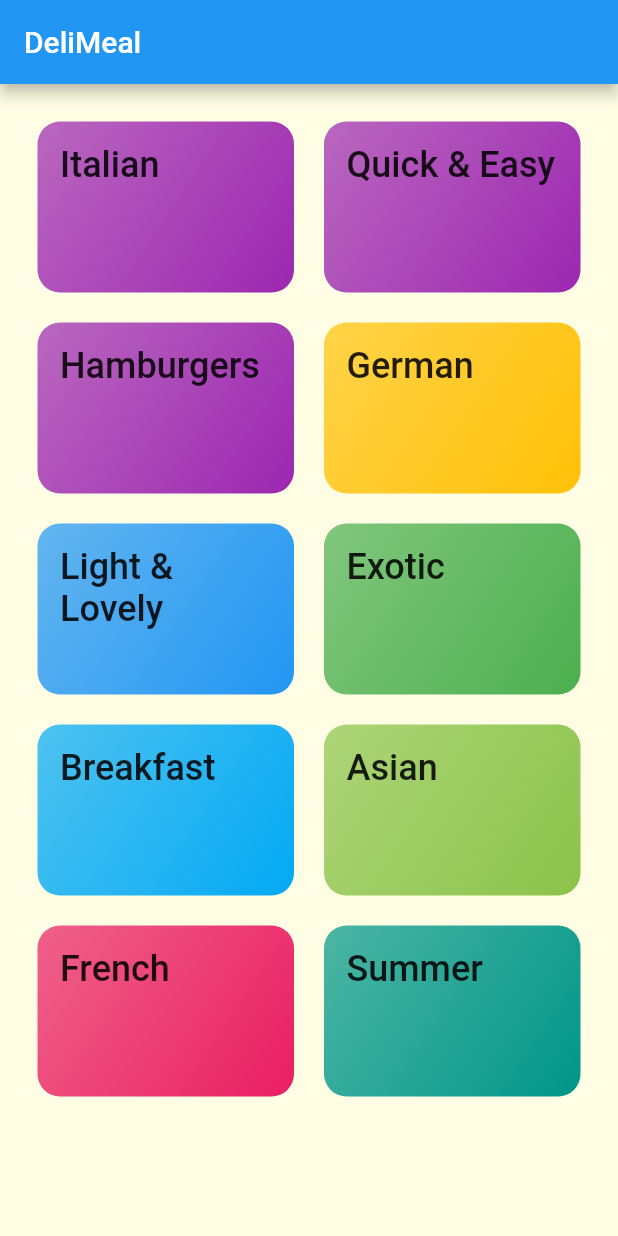
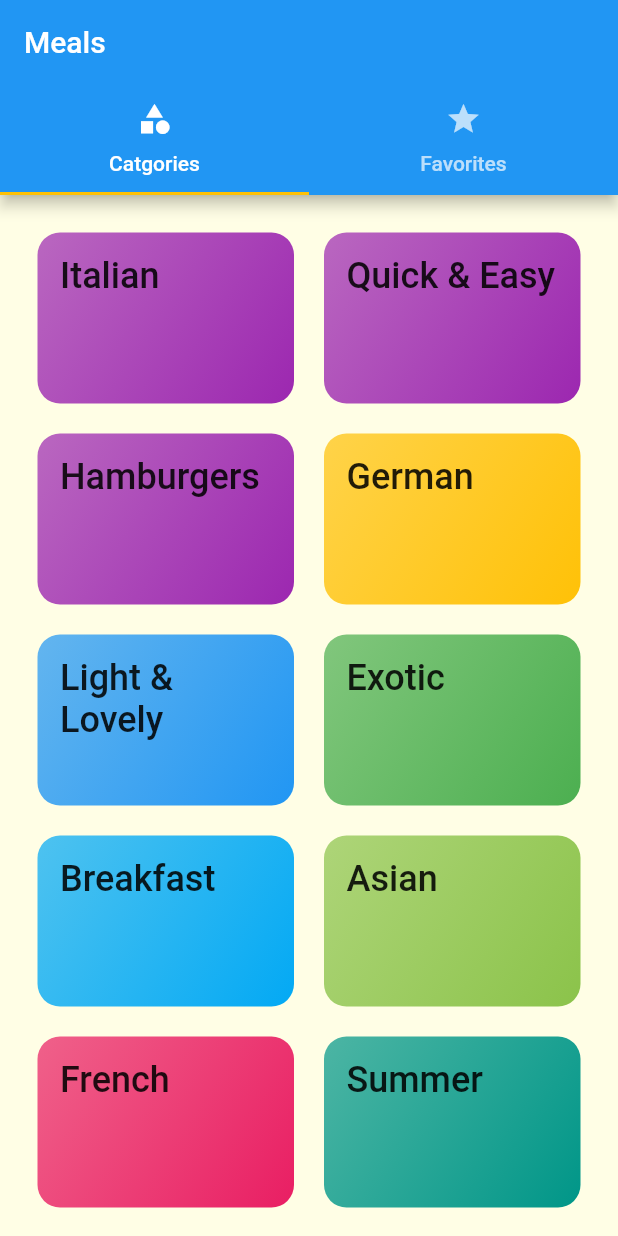
Before and after one commit to mricky/flutter_multipe_screen, a Flutter app: the screen it shows after launch, on a phone screen of 412 x 824 dp. Run offline on Flutter 3.47's test engine with Material 2 defaults, Android fonts, the phone set to English and light mode, and no system bars; Roboto replaces fonts that are missing (RobotoCondensed).

Commit message:
Adding a TabBar to the AppBar

```diff
--- a/lib/main.dart
+++ b/lib/main.dart
@@ -1,4 +1,5 @@
 import 'package:flutter/material.dart';
+import './screens/tabs_screen.dart';
 import './screens/category_meals_screen.dart';
 import './screens/categories_screen.dart';
 import './screens/meal_detail.dart';
@@ -28,9 +29,10 @@ class MyApp extends StatelessWidget {
              fontFamily: 'RobotoCondensed')
          )
        ),
-       home: CategoriesScreen(),
+      // home: CategoriesScreen(),
        initialRoute: '/',
        routes: {
+         '/': (ctx) => TabsScreen(),
          // cara 1
          '/category-meals': (context) => CatergoryMealsScreen(),
          // cara 2
--- a/lib/screens/categories_screen.dart
+++ b/lib/screens/categories_screen.dart
@@ -8,9 +8,9 @@ class CategoriesScreen extends StatelessWidget {
   @override
   Widget build(BuildContext context) {
     return Scaffold(
-      appBar: AppBar(
-        title: const Text('DeliMeal'),
-      ),
+      // appBar: AppBar(
+      //   title: const Text('DeliMeal'),
+      // ),
       body: GridView(
       padding: EdgeInsets.all(25),
       children: DUMMY_CATEGORIES.map((
--- /dev/null
+++ b/lib/screens/favorites_screen.dart
@@ -0,0 +1,10 @@
+import 'package:flutter/material.dart';
+
+class FavoritesScreen extends StatelessWidget {
+  @override
+  Widget build(BuildContext context) {
+    return Center(
+      child: Text('The Favorites'),
+    );
+  }
+}
--- /dev/null
+++ b/lib/screens/tabs_screen.dart
@@ -0,0 +1,42 @@
+import 'package:flutter/material.dart';
+import 'package:flutter_multipe_screen/screens/categories_screen.dart';
+import 'package:flutter_multipe_screen/screens/favorites_screen.dart';
+import './categories_screen.dart';
+class TabsScreen extends StatefulWidget {
+  @override
+  _TabsScreenState createState() => _TabsScreenState();
+}
+
+class _TabsScreenState extends State<TabsScreen> {
+  @override
+  Widget build(BuildContext context) {
+    return DefaultTabController(
+        length: 2,
+        // initialIndex: 1,
+        child: Scaffold(
+          appBar: AppBar(title: Text('Meals'),
+          bottom: TabBar(
+
+            tabs: <Widget>[
+            Tab(
+              icon: Icon(Icons.category),
+              text: 'Catgories',
+            ),
+            Tab(
+              icon: Icon(Icons.star),
+              text: 'Favorites',
+            ),
+          ],
+          ),
+          ),
+          body: TabBarView(
+            children: <Widget>[
+              CategoriesScreen(),
+              FavoritesScreen()
+            ],
+          ),
+        ),
+
+    );
+  }
+}
```
